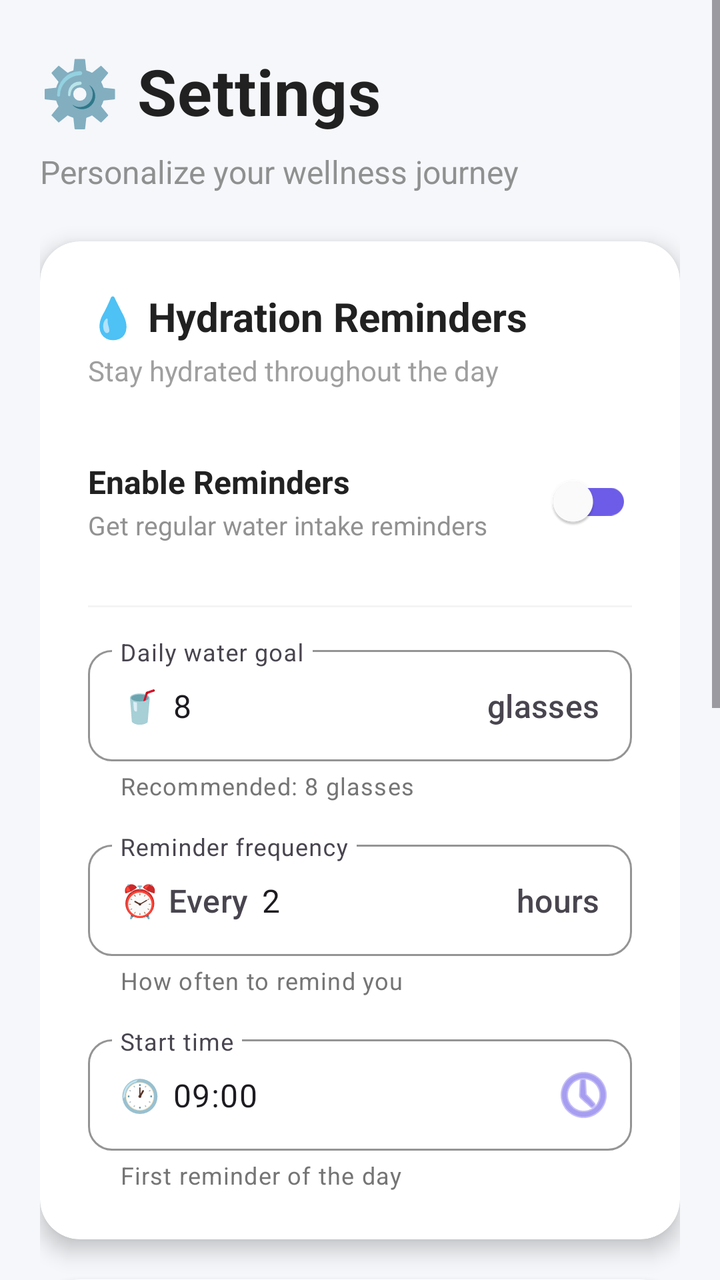
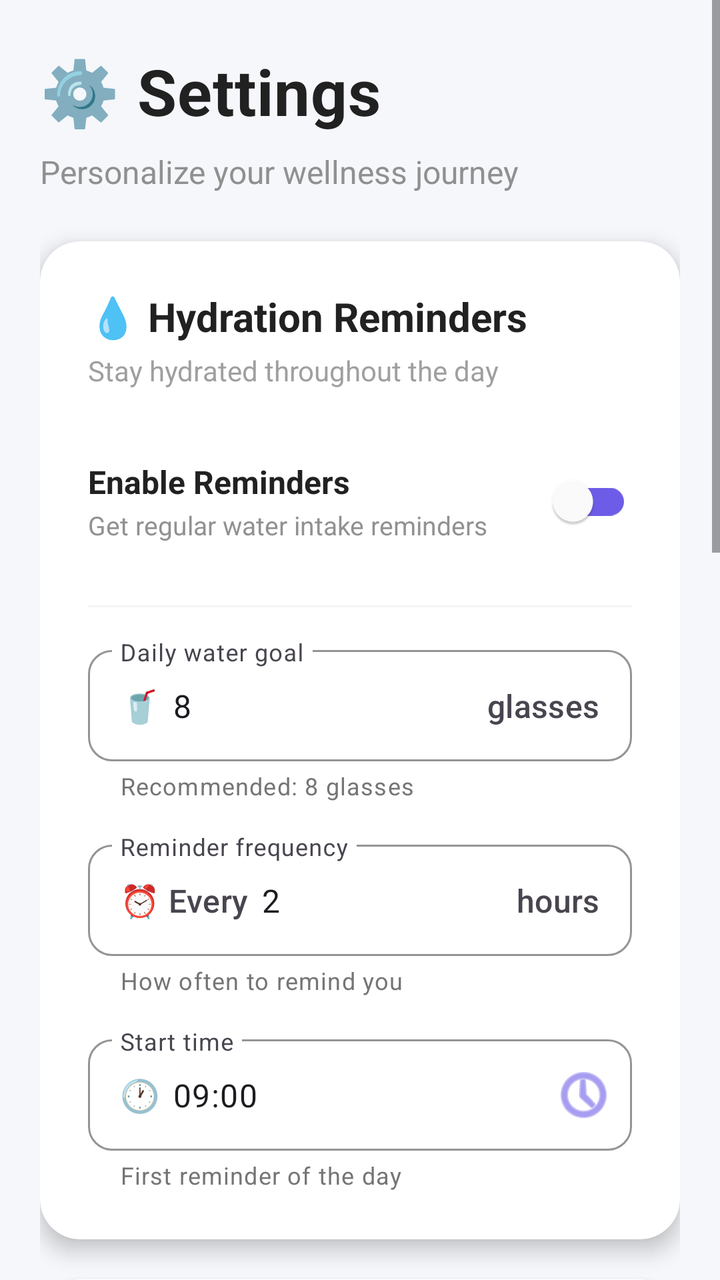

Compare the two renders of this Android layout. The source of the first and the diff that turns it into the second are given below.
<!-- AndroidManifest.xml: application theme Theme.DailyDose -->
<!-- res/layout/fragment_settings.xml -->
<?xml version="1.0" encoding="utf-8"?>
<ScrollView xmlns:android="http://schemas.android.com/apk/res/android"
    xmlns:app="http://schemas.android.com/apk/res-auto"
    xmlns:tools="http://schemas.android.com/tools"
    android:layout_width="match_parent"
    android:layout_height="match_parent"
    android:background="@color/background_color"
    android:fillViewport="true"
    tools:context=".fragments.SettingsFragment">

    <LinearLayout
        android:layout_width="match_parent"
        android:layout_height="wrap_content"
        android:orientation="vertical"
        android:paddingTop="24dp"
        android:paddingBottom="24dp"
        android:paddingStart="20dp"
        android:paddingEnd="20dp">

        
        <LinearLayout
            android:layout_width="match_parent"
            android:layout_height="wrap_content"
            android:orientation="horizontal"
            android:gravity="center_vertical"
            android:layout_marginBottom="8dp">

            <TextView
                android:layout_width="0dp"
                android:layout_height="wrap_content"
                android:layout_weight="1"
                android:text="⚙️ Settings"
                android:textSize="32sp"
                android:textStyle="bold"
                android:textColor="@color/text_primary"
                android:letterSpacing="0.01" />

        </LinearLayout>

        <TextView
            android:layout_width="match_parent"
            android:layout_height="wrap_content"
            android:text="Personalize your wellness journey"
            android:textSize="16sp"
            android:textColor="@color/text_secondary"
            android:layout_marginBottom="24dp"
            android:alpha="0.8" />

        
        <com.google.android.material.card.MaterialCardView
            android:layout_width="match_parent"
            android:layout_height="wrap_content"
            android:layout_marginBottom="20dp"
            app:cardCornerRadius="20dp"
            app:cardElevation="6dp"
            app:cardBackgroundColor="@color/card_background"
            app:strokeWidth="0dp">

            <LinearLayout
                android:layout_width="match_parent"
                android:layout_height="wrap_content"
                android:orientation="vertical"
                android:padding="24dp">

                
                <LinearLayout
                    android:layout_width="match_parent"
                    android:layout_height="wrap_content"
                    android:orientation="vertical"
                    android:layout_marginBottom="20dp">

                    <TextView
                        android:layout_width="match_parent"
                        android:layout_height="wrap_content"
                        android:text="💧 Hydration Reminders"
                        android:textSize="20sp"
                        android:textStyle="bold"
                        android:textColor="@color/text_primary"
                        android:layout_marginBottom="4dp" />

                    <TextView
                        android:layout_width="match_parent"
                        android:layout_height="wrap_content"
                        android:text="Stay hydrated throughout the day"
                        android:textSize="14sp"
                        android:textColor="@color/text_secondary"
                        android:alpha="0.7" />

                </LinearLayout>

                
                <LinearLayout
                    android:layout_width="match_parent"
                    android:layout_height="wrap_content"
                    android:orientation="horizontal"
                    android:gravity="center_vertical"
                    android:paddingVertical="12dp"
                    android:background="?attr/selectableItemBackground"
                    android:layout_marginBottom="16dp">

                    <LinearLayout
                        android:layout_width="0dp"
                        android:layout_height="wrap_content"
                        android:layout_weight="1"
                        android:orientation="vertical">

                        <TextView
                            android:layout_width="wrap_content"
                            android:layout_height="wrap_content"
                            android:text="Enable Reminders"
                            android:textSize="16sp"
                            android:textStyle="bold"
                            android:textColor="@color/text_primary" />

                        <TextView
                            android:layout_width="wrap_content"
                            android:layout_height="wrap_content"
                            android:text="Get regular water intake reminders"
                            android:textSize="13sp"
                            android:textColor="@color/text_secondary"
                            android:layout_marginTop="2dp"
                            android:alpha="0.8" />

                    </LinearLayout>

                    <com.google.android.material.switchmaterial.SwitchMaterial
                        android:id="@+id/hydration_reminder_switch"
                        android:layout_width="wrap_content"
                        android:layout_height="wrap_content"
                        app:thumbTint="@color/white"
                        app:trackTint="@color/primary_color"
                        app:trackDecorationTint="@color/text_hint" />

                </LinearLayout>

                
                <View
                    android:layout_width="match_parent"
                    android:layout_height="1dp"
                    android:background="@color/divider_color"
                    android:alpha="0.2"
                    android:layout_marginBottom="16dp" />

                
                <com.google.android.material.textfield.TextInputLayout
                    android:layout_width="match_parent"
                    android:layout_height="wrap_content"
                    android:layout_marginBottom="16dp"
                    android:hint="Daily water goal"
                    style="@style/Widget.Material3.TextInputLayout.OutlinedBox"
                    app:boxStrokeColor="@color/primary_color"
                    app:hintTextColor="@color/primary_color"
                    app:helperText="Recommended: 8 glasses"
                    app:helperTextTextColor="@color/text_secondary"
                    app:prefixText="🥤 "
                    app:suffixText=" glasses"
                    app:boxCornerRadiusTopStart="12dp"
                    app:boxCornerRadiusTopEnd="12dp"
                    app:boxCornerRadiusBottomStart="12dp"
                    app:boxCornerRadiusBottomEnd="12dp">

                    <com.google.android.material.textfield.TextInputEditText
                        android:id="@+id/water_intake_input"
                        android:layout_width="match_parent"
                        android:layout_height="wrap_content"
                        android:inputType="number"
                        android:maxLength="2"
                        android:text="8"
                        android:textSize="16sp" />

                </com.google.android.material.textfield.TextInputLayout>

                
                <com.google.android.material.textfield.TextInputLayout
                    android:layout_width="match_parent"
                    android:layout_height="wrap_content"
                    android:layout_marginBottom="16dp"
                    android:hint="Reminder frequency"
                    style="@style/Widget.Material3.TextInputLayout.OutlinedBox"
                    app:boxStrokeColor="@color/primary_color"
                    app:hintTextColor="@color/primary_color"
                    app:helperText="How often to remind you"
                    app:helperTextTextColor="@color/text_secondary"
                    app:prefixText="⏰ Every "
                    app:suffixText=" hours"
                    app:boxCornerRadiusTopStart="12dp"
                    app:boxCornerRadiusTopEnd="12dp"
                    app:boxCornerRadiusBottomStart="12dp"
                    app:boxCornerRadiusBottomEnd="12dp">

                    <com.google.android.material.textfield.TextInputEditText
                        android:id="@+id/reminder_interval_input"
                        android:layout_width="match_parent"
                        android:layout_height="wrap_content"
                        android:inputType="number"
                        android:maxLength="2"
                        android:text="2"
                        android:textSize="16sp" />

                </com.google.android.material.textfield.TextInputLayout>

                
                <com.google.android.material.textfield.TextInputLayout
                    android:layout_width="match_parent"
                    android:layout_height="wrap_content"
                    android:hint="Start time"
                    style="@style/Widget.Material3.TextInputLayout.OutlinedBox"
                    app:boxStrokeColor="@color/primary_color"
                    app:hintTextColor="@color/primary_color"
                    app:helperText="First reminder of the day"
                    app:helperTextTextColor="@color/text_secondary"
                    app:prefixText="🕐 "
                    app:boxCornerRadiusTopStart="12dp"
                    app:boxCornerRadiusTopEnd="12dp"
                    app:boxCornerRadiusBottomStart="12dp"
                    app:boxCornerRadiusBottomEnd="12dp"
                    app:endIconMode="custom"
                    app:endIconDrawable="@android:drawable/ic_menu_recent_history"
                    app:endIconTint="@color/primary_color">

                    <com.google.android.material.textfield.TextInputEditText
                        android:id="@+id/reminder_time_input"
                        android:layout_width="match_parent"
                        android:layout_height="wrap_content"
                        android:inputType="none"
                        android:focusable="false"
                        android:clickable="true"
                        android:text="09:00"
                        android:textSize="16sp" />

                </com.google.android.material.textfield.TextInputLayout>

            </LinearLayout>

        </com.google.android.material.card.MaterialCardView>

        
        <com.google.android.material.card.MaterialCardView
            android:layout_width="match_parent"
            android:layout_height="wrap_content"
            android:layout_marginBottom="20dp"
            app:cardCornerRadius="20dp"
            app:cardElevation="6dp"
            app:cardBackgroundColor="@color/card_background"
            app:strokeWidth="0dp">

            <LinearLayout
                android:layout_width="match_parent"
                android:layout_height="wrap_content"
                android:orientation="vertical"
                android:padding="24dp">

                
                <LinearLayout
                    android:layout_width="match_parent"
                    android:layout_height="wrap_content"
                    android:orientation="vertical"
                    android:layout_marginBottom="20dp">

                    <TextView
                        android:layout_width="match_parent"
                        android:layout_height="wrap_content"
                        android:text="🔔 Notifications"
                        android:textSize="20sp"
                        android:textStyle="bold"
                        android:textColor="@color/text_primary"
                        android:layout_marginBottom="4dp" />

                    <TextView
                        android:layout_width="match_parent"
                        android:layout_height="wrap_content"
                        android:text="Manage your notification preferences"
                        android:textSize="14sp"
                        android:textColor="@color/text_secondary"
                        android:alpha="0.7" />

                </LinearLayout>

                
                <LinearLayout
                    android:layout_width="match_parent"
                    android:layout_height="wrap_content"
                    android:orientation="horizontal"
                    android:gravity="center_vertical"
                    android:paddingVertical="12dp"
                    android:background="?attr/selectableItemBackground">

                    <LinearLayout
                        android:layout_width="0dp"
                        android:layout_height="wrap_content"
                        android:layout_weight="1"
                        android:orientation="vertical">

                        <TextView
                            android:layout_width="wrap_content"
                            android:layout_height="wrap_content"
                            android:text="Push Notifications"
                            android:textSize="16sp"
                            android:textStyle="bold"
                            android:textColor="@color/text_primary" />

                        <TextView
                            android:layout_width="wrap_content"
                            android:layout_height="wrap_content"
                            android:text="Receive alerts for habits and reminders"
                            android:textSize="13sp"
                            android:textColor="@color/text_secondary"
                            android:layout_marginTop="2dp"
                            android:alpha="0.8" />

                    </LinearLayout>

                    <com.google.android.material.switchmaterial.SwitchMaterial
                        android:id="@+id/notifications_switch"
                        android:layout_width="wrap_content"
                        android:layout_height="wrap_content"
                        app:thumbTint="@color/white"
                        app:trackTint="@color/accent_color"
                        app:trackDecorationTint="@color/text_hint" />

                </LinearLayout>

            </LinearLayout>

        </com.google.android.material.card.MaterialCardView>

        
        <com.google.android.material.card.MaterialCardView
            android:layout_width="match_parent"
            android:layout_height="wrap_content"
            android:layout_marginBottom="16dp"
            app:cardCornerRadius="20dp"
            app:cardElevation="6dp"
            app:cardBackgroundColor="@color/card_background"
            app:strokeWidth="0dp">

            <LinearLayout
                android:layout_width="match_parent"
                android:layout_height="wrap_content"
                android:orientation="vertical"
                android:padding="24dp">

                
                <LinearLayout
                    android:layout_width="match_parent"
                    android:layout_height="wrap_content"
                    android:orientation="vertical"
                    android:layout_marginBottom="20dp">

                    <TextView
                        android:layout_width="match_parent"
                        android:layout_height="wrap_content"
                        android:text="ℹ️ App Information"
                        android:textSize="20sp"
                        android:textStyle="bold"
                        android:textColor="@color/text_primary"
                        android:layout_marginBottom="4dp" />

                    <TextView
                        android:layout_width="match_parent"
                        android:layout_height="wrap_content"
                        android:text="Learn more about DailyDose"
                        android:textSize="14sp"
                        android:textColor="@color/text_secondary"
                        android:alpha="0.7" />

                </LinearLayout>

                
                <LinearLayout
                    android:layout_width="match_parent"
                    android:layout_height="wrap_content"
                    android:orientation="horizontal"
                    android:gravity="center_vertical"
                    android:paddingVertical="12dp"
                    android:layout_marginBottom="8dp">

                    <TextView
                        android:layout_width="0dp"
                        android:layout_height="wrap_content"
                        android:layout_weight="1"
                        android:text="Version"
                        android:textSize="15sp"
                        android:textColor="@color/text_secondary" />

                    <TextView
                        android:layout_width="wrap_content"
                        android:layout_height="wrap_content"
                        android:text="1.0.0"
                        android:textSize="15sp"
                        android:textStyle="bold"
                        android:textColor="@color/text_primary" />

                </LinearLayout>

                
                <View
                    android:layout_width="match_parent"
                    android:layout_height="1dp"
                    android:background="@color/divider_color"
                    android:alpha="0.2"
                    android:layout_marginBottom="12dp" />

                
                <TextView
                    android:layout_width="match_parent"
                    android:layout_height="wrap_content"
                    android:text="Your personal wellness companion for building healthy habits and staying on track with your daily goals."
                    android:textSize="14sp"
                    android:textColor="@color/text_secondary"
                    android:lineSpacingExtra="4dp"
                    android:alpha="0.9" />

            </LinearLayout>

        </com.google.android.material.card.MaterialCardView>

        
        <View
            android:layout_width="match_parent"
            android:layout_height="16dp" />

    </LinearLayout>

</ScrollView>
<!-- resources referenced by this layout -->
<resources>
  <color name="accent_color">#FFFF6B6B</color>
  <color name="background_color">#FFF5F7FA</color>
  <color name="card_background">#FFFFFFFF</color>
  <color name="divider_color">#CCCCCC</color>
  <color name="primary_color">#FF6C5CE7</color>
  <color name="text_hint">#FFBDBDBD</color>
  <color name="text_primary">#FF212121</color>
  <color name="text_secondary">#FF757575</color>
  <color name="white">#FFFFFFFF</color>
  <style name="Theme.DailyDose" parent="Theme.Material3.DayNight.NoActionBar">
          <item name="colorPrimary">@color/teal_700</item>
          <item name="colorOnPrimary">@color/white</item>
      </style>
  <color name="teal_700">#018786</color>
</resources>

<!-- the commit's change to res/layout/fragment_settings.xml (unified diff, before → after) -->
@@ -260,6 +260,136 @@
                     <TextView
                         android:layout_width="match_parent"
                         android:layout_height="wrap_content"
+                        android:text="🌙 Mood Reminders"
+                        android:textSize="20sp"
+                        android:textStyle="bold"
+                        android:textColor="@color/text_primary"
+                        android:layout_marginBottom="4dp" />
+
+                    <TextView
+                        android:layout_width="match_parent"
+                        android:layout_height="wrap_content"
+                        android:text="Reflect on your daily emotions"
+                        android:textSize="14sp"
+                        android:textColor="@color/text_secondary"
+                        android:alpha="0.7" />
+
+                </LinearLayout>
+
+                
+                <LinearLayout
+                    android:layout_width="match_parent"
+                    android:layout_height="wrap_content"
+                    android:orientation="horizontal"
+                    android:gravity="center_vertical"
+                    android:paddingVertical="12dp"
+                    android:background="?attr/selectableItemBackground"
+                    android:layout_marginBottom="16dp">
+
+                    <LinearLayout
+                        android:layout_width="0dp"
+                        android:layout_height="wrap_content"
+                        android:layout_weight="1"
+                        android:orientation="vertical">
+
+                        <TextView
+                            android:layout_width="wrap_content"
+                            android:layout_height="wrap_content"
+                            android:text="Enable Reminders"
+                            android:textSize="16sp"
+                            android:textStyle="bold"
+                            android:textColor="@color/text_primary" />
+
+                        <TextView
+                            android:layout_width="wrap_content"
+                            android:layout_height="wrap_content"
+                            android:text="Daily reminder to log your mood"
+                            android:textSize="13sp"
+                            android:textColor="@color/text_secondary"
+                            android:layout_marginTop="2dp"
+                            android:alpha="0.8" />
+
+                    </LinearLayout>
+
+                    <com.google.android.material.switchmaterial.SwitchMaterial
+                        android:id="@+id/mood_reminder_switch"
+                        android:layout_width="wrap_content"
+                        android:layout_height="wrap_content"
+                        app:thumbTint="@color/white"
+                        app:trackTint="@color/primary_color"
+                        app:trackDecorationTint="@color/text_hint" />
+
+                </LinearLayout>
+
+                
+                <View
+                    android:layout_width="match_parent"
+                    android:layout_height="1dp"
+                    android:background="@color/divider_color"
+                    android:alpha="0.2"
+                    android:layout_marginBottom="16dp" />
+
+                
+                <com.google.android.material.textfield.TextInputLayout
+                    android:layout_width="match_parent"
+                    android:layout_height="wrap_content"
+                    android:hint="Reminder time"
+                    style="@style/Widget.Material3.TextInputLayout.OutlinedBox"
+                    app:boxStrokeColor="@color/primary_color"
+                    app:hintTextColor="@color/primary_color"
+                    app:helperText="When to remind you daily"
+                    app:helperTextTextColor="@color/text_secondary"
+                    app:prefixText="🕐 "
+                    app:boxCornerRadiusTopStart="12dp"
+                    app:boxCornerRadiusTopEnd="12dp"
+                    app:boxCornerRadiusBottomStart="12dp"
+                    app:boxCornerRadiusBottomEnd="12dp"
+                    app:endIconMode="custom"
+                    app:endIconDrawable="@android:drawable/ic_menu_recent_history"
+                    app:endIconTint="@color/primary_color">
+
+                    <com.google.android.material.textfield.TextInputEditText
+                        android:id="@+id/mood_reminder_time_input"
+                        android:layout_width="match_parent"
+                        android:layout_height="wrap_content"
+                        android:inputType="none"
+                        android:focusable="false"
+                        android:clickable="true"
+                        android:text="20:00"
+                        android:textSize="16sp" />
+
+                </com.google.android.material.textfield.TextInputLayout>
+
+            </LinearLayout>
+
+        </com.google.android.material.card.MaterialCardView>
+
+        
+        <com.google.android.material.card.MaterialCardView
+            android:layout_width="match_parent"
+            android:layout_height="wrap_content"
+            android:layout_marginBottom="20dp"
+            app:cardCornerRadius="20dp"
+            app:cardElevation="6dp"
+            app:cardBackgroundColor="@color/card_background"
+            app:strokeWidth="0dp">
+
+            <LinearLayout
+                android:layout_width="match_parent"
+                android:layout_height="wrap_content"
+                android:orientation="vertical"
+                android:padding="24dp">
+
+                
+                <LinearLayout
+                    android:layout_width="match_parent"
+                    android:layout_height="wrap_content"
+                    android:orientation="vertical"
+                    android:layout_marginBottom="20dp">
+
+                    <TextView
+                        android:layout_width="match_parent"
+                        android:layout_height="wrap_content"
                         android:text="🔔 Notifications"
                         android:textSize="20sp"
                         android:textStyle="bold"
